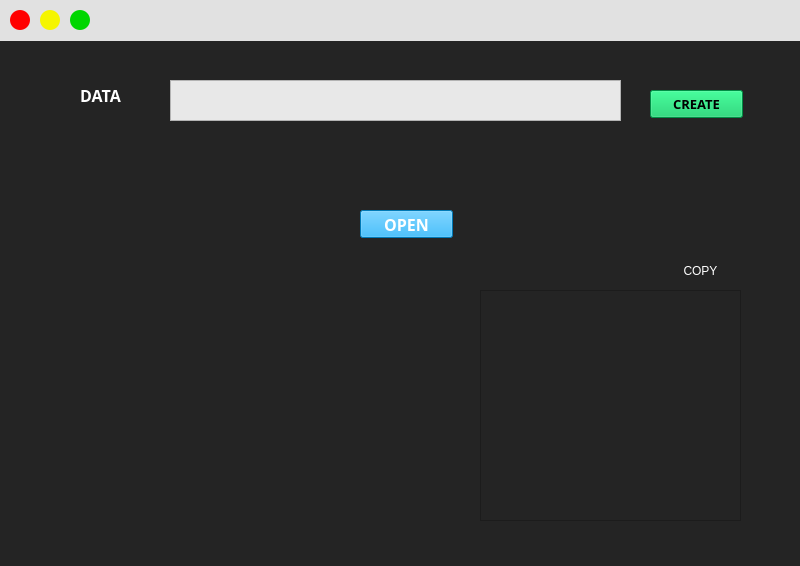
Old version of the form temp_new.ui in the repository hsmaharaj1/qranalyzer.
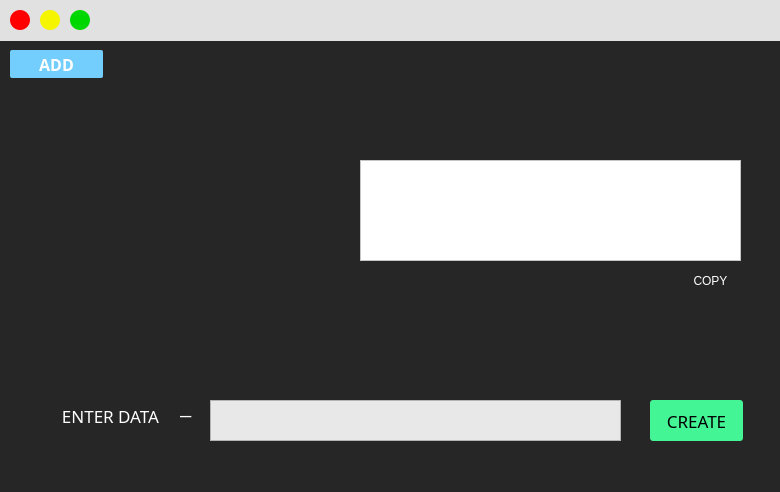
New version of the form. Icons and pictures are not drawn.

What changed in the file:
```diff
--- a/temp_new.ui
+++ b/temp_new.ui
@@ -6,8 +6,8 @@
    <rect>
     <x>0</x>
     <y>0</y>
-    <width>800</width>
-    <height>566</height>
+    <width>780</width>
+    <height>492</height>
    </rect>
   </property>
   <property name="sizePolicy">
@@ -32,7 +32,7 @@
    <string>MainWindow</string>
   </property>
   <property name="styleSheet">
-   <string notr="true">background-color: rgb(36, 36, 36);</string>
+   <string notr="true">background-color: rgb(38, 38, 38);</string>
   </property>
   <widget class="QWidget" name="centralwidget">
    <widget class="QLabel" name="label">
@@ -60,6 +60,13 @@
       <height>20</height>
      </rect>
     </property>
+    <property name="font">
+     <font>
+      <pointsize>9</pointsize>
+      <weight>75</weight>
+      <bold>true</bold>
+     </font>
+    </property>
     <property name="styleSheet">
      <string notr="true">border-radius: 10px;
 background-color: rgb(255, 0, 0);</string>
@@ -102,7 +109,7 @@
     </property>
     <property name="font">
      <font>
-      <pointsize>9</pointsize>
+      <pointsize>16</pointsize>
       <weight>75</weight>
       <bold>true</bold>
      </font>
@@ -121,26 +128,26 @@
    <widget class="QLabel" name="label_2">
     <property name="geometry">
      <rect>
-      <x>50</x>
-      <y>80</y>
-      <width>101</width>
+      <x>40</x>
+      <y>400</y>
+      <width>141</width>
       <height>31</height>
      </rect>
     </property>
     <property name="font">
      <font>
-      <family>Segoe UI Semibold</family>
-      <pointsize>12</pointsize>
-      <weight>75</weight>
+      <family>Bahnschrift</family>
+      <pointsize>13</pointsize>
+      <weight>50</weight>
       <italic>false</italic>
-      <bold>true</bold>
+      <bold>false</bold>
      </font>
     </property>
     <property name="styleSheet">
      <string notr="true">color: rgb(255, 255, 255);</string>
     </property>
     <property name="text">
-     <string>DATA</string>
+     <string>ENTER DATA</string>
     </property>
     <property name="alignment">
      <set>Qt::AlignCenter</set>
@@ -152,9 +159,9 @@
    <widget class="QTextEdit" name="data_box">
     <property name="geometry">
      <rect>
-      <x>170</x>
-      <y>80</y>
-      <width>451</width>
+      <x>210</x>
+      <y>400</y>
+      <width>411</width>
       <height>41</height>
      </rect>
     </property>
@@ -171,22 +178,23 @@
     <property name="geometry">
      <rect>
       <x>650</x>
-      <y>90</y>
+      <y>400</y>
       <width>93</width>
-      <height>28</height>
+      <height>41</height>
      </rect>
     </property>
     <property name="font">
      <font>
-      <family>Segoe UI Semibold</family>
-      <pointsize>10</pointsize>
-      <weight>75</weight>
-      <bold>true</bold>
+      <family>Bahnschrift</family>
+      <pointsize>13</pointsize>
+      <weight>50</weight>
+      <bold>false</bold>
      </font>
     </property>
     <property name="styleSheet">
      <string notr="true">color: rgb(0, 0, 0);
-background-color: rgb(0, 199, 96);</string>
+background-color: rgb(68, 245, 150);
+border-radius: 3px;</string>
     </property>
     <property name="text">
      <string>CREATE</string>
@@ -201,8 +209,8 @@
    <widget class="QPushButton" name="open_btn">
     <property name="geometry">
      <rect>
-      <x>360</x>
-      <y>210</y>
+      <x>10</x>
+      <y>50</y>
       <width>93</width>
       <height>28</height>
      </rect>
@@ -217,19 +225,21 @@
     </property>
     <property name="styleSheet">
      <string notr="true">color: rgb(255, 255, 255);
-background-color: rgb(0, 170, 255);</string>
+background-color: rgb(115, 206, 253);
+border-radius: 2px;
+</string>
     </property>
     <property name="text">
-     <string>OPEN</string>
+     <string>ADD</string>
     </property>
    </widget>
    <widget class="QTextBrowser" name="text_data">
     <property name="geometry">
      <rect>
-      <x>480</x>
-      <y>290</y>
-      <width>261</width>
-      <height>231</height>
+      <x>360</x>
+      <y>160</y>
+      <width>381</width>
+      <height>101</height>
      </rect>
     </property>
     <property name="font">
@@ -239,23 +249,86 @@
      </font>
     </property>
     <property name="styleSheet">
+     <string notr="true">
+background-color: rgb(255, 255, 255);</string>
+    </property>
+   </widget>
+   <widget class="QPushButton" name="copy_btn">
+    <property name="geometry">
+     <rect>
+      <x>670</x>
+      <y>270</y>
+      <width>81</width>
+      <height>21</height>
+     </rect>
+    </property>
+    <property name="styleSheet">
      <string notr="true">color: rgb(255, 255, 255);</string>
     </property>
+    <property name="text">
+     <string>COPY</string>
+    </property>
+    <property name="flat">
+     <bool>true</bool>
+    </property>
    </widget>
-   <widget class="QWidget" name="gridLayoutWidget">
+   <widget class="QLabel" name="label_3">
+    <property name="geometry">
+     <rect>
+      <x>180</x>
+      <y>370</y>
+      <width>20</width>
+      <height>71</height>
+     </rect>
+    </property>
+    <property name="font">
+     <font>
+      <pointsize>15</pointsize>
+     </font>
+    </property>
+    <property name="styleSheet">
+     <string notr="true">color: rgb(255, 255, 255);</string>
+    </property>
+    <property name="text">
+     <string>_</string>
+    </property>
+   </widget>
+   <widget class="QLabel" name="pre_photo">
     <property name="geometry">
      <rect>
       <x>50</x>
-      <y>280</y>
+      <y>100</y>
+      <width>271</width>
+      <height>241</height>
+     </rect>
+    </property>
+    <property name="text">
+     <string/>
+    </property>
+    <property name="pixmap">
+     <pixmap>Assets/images.png</pixmap>
+    </property>
+    <property name="scaledContents">
+     <bool>true</bool>
+    </property>
+   </widget>
+   <widget class="QWidget" name="gridWidget" native="true">
+    <property name="geometry">
+     <rect>
+      <x>40</x>
+      <y>90</y>
       <width>291</width>
-      <height>251</height>
+      <height>261</height>
      </rect>
     </property>
+    <property name="styleSheet">
+     <string notr="true">background-color:rgba(0,0,0,0);</string>
+    </property>
     <layout class="QGridLayout" name="gridLayout">
      <property name="sizeConstraint">
       <enum>QLayout::SetDefaultConstraint</enum>
      </property>
-     <item row="0" column="1">
+     <item row="0" column="0">
       <widget class="QLabel" name="qr_display">
        <property name="sizePolicy">
         <sizepolicy hsizetype="Preferred" vsizetype="Preferred">
@@ -263,8 +336,11 @@
          <verstretch>0</verstretch>
         </sizepolicy>
        </property>
+       <property name="styleSheet">
+        <string notr="true">background-color: rgba(0,0,0,0);</string>
+       </property>
        <property name="text">
-        <string> </string>
+        <string/>
        </property>
        <property name="scaledContents">
         <bool>true</bool>
@@ -276,25 +352,6 @@
      </item>
     </layout>
    </widget>
-   <widget class="QPushButton" name="copy_btn">
-    <property name="geometry">
-     <rect>
-      <x>660</x>
-      <y>260</y>
-      <width>81</width>
-      <height>21</height>
-     </rect>
-    </property>
-    <property name="styleSheet">
-     <string notr="true">color: rgb(255, 255, 255);</string>
-    </property>
-    <property name="text">
-     <string>COPY</string>
-    </property>
-    <property name="flat">
-     <bool>true</bool>
-    </property>
-   </widget>
   </widget>
   <widget class="QStatusBar" name="statusbar"/>
  </widget>
```
